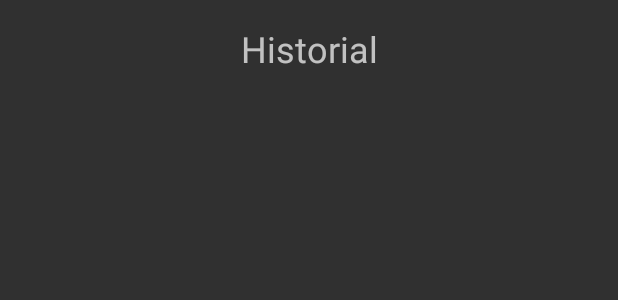
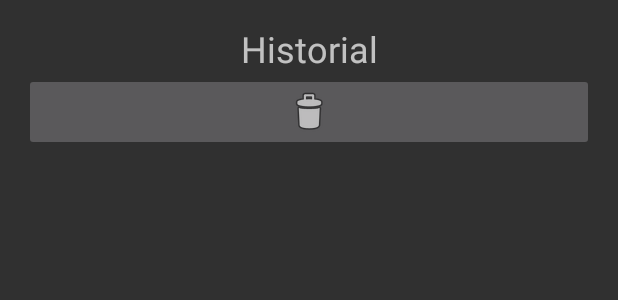
Before and after one commit to valen90/Navegador, an Android app: the layout activity_historial.xml on its own in the app's theme, with its tools: preview values and no code run, on a phone screen of 412 x 824 dp. Shown: the top 300 px of the screen. Run offline under Robolectric (Android 15) with nearby library versions, the phone set to English and light mode, and no system bars.

Commit message:
Añadido botón para borrar historial

```diff
--- a/app/src/main/res/layout/activity_historial.xml
+++ b/app/src/main/res/layout/activity_historial.xml
@@ -1,5 +1,6 @@
 <?xml version="1.0" encoding="utf-8"?>
 <LinearLayout xmlns:android="http://schemas.android.com/apk/res/android"
+    xmlns:app="http://schemas.android.com/apk/res-auto"
     xmlns:tools="http://schemas.android.com/tools"
     android:id="@+id/activity_historial"
     android:layout_width="match_parent"
@@ -19,6 +20,14 @@
         android:textSize="24sp"
         android:textAlignment="center" />
 
+    <ImageButton
+        android:layout_width="match_parent"
+        android:layout_height="wrap_content"
+        app:srcCompat="@android:drawable/ic_menu_delete"
+        android:id="@+id/imageButton"
+        android:contentDescription="@string/btn_borrar"
+        android:onClick="borrarHistorial"/>
+
     <ScrollView
         android:layout_width="match_parent"
         android:layout_height="match_parent"
--- a/app/src/main/res/values/strings.xml
+++ b/app/src/main/res/values/strings.xml
@@ -4,4 +4,5 @@
     <string name="btn_search">buscar</string>
     <string name="btn_history">historial</string>
     <string name="historial">Historial</string>
+    <string name="btn_borrar">Borrar</string>
 </resources>
```
Also changed, not shown: app/src/main/java/com/example/valen/navegador/HistorialActivity.java (+12 -0 lines), app/src/main/java/com/example/valen/navegador/MainActivity.java (+4 -6 lines).
